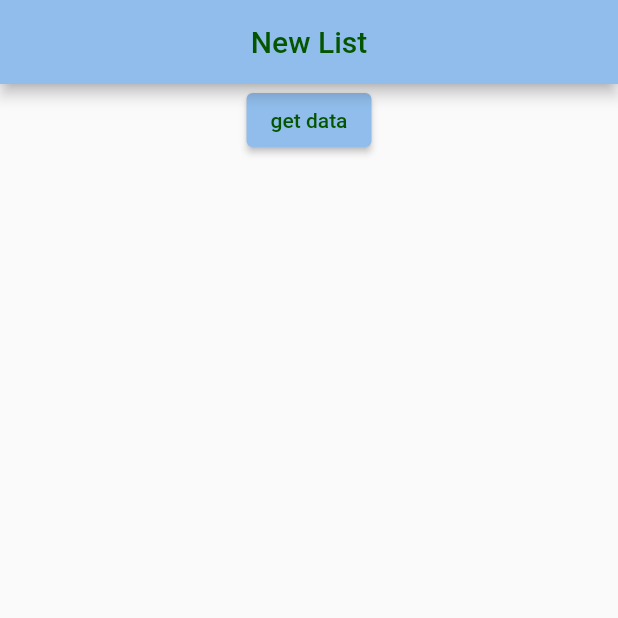
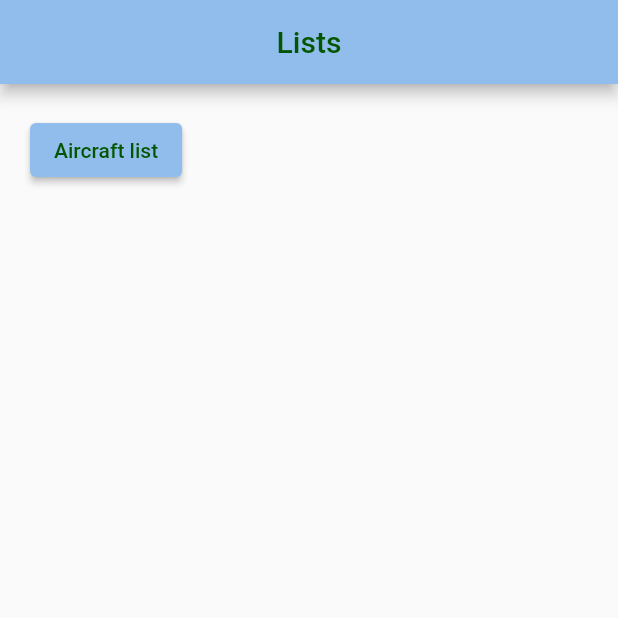
Before and after one commit to hassansultankhan/app_1, a Flutter app: the screen it shows after launch, on a phone screen of 412 x 824 dp, the top half of it. Run offline on Flutter 3.47's test engine with Material 2 defaults, Android fonts, the phone set to English and light mode, and no system bars.

Commit message:
26/4/2023

```diff
--- a/lib/acDetails.dart
+++ b/lib/acDetails.dart
@@ -1,8 +1,6 @@
-import 'dart:ffi';
-
 import 'package:app_1/flight.dart';
 import 'package:flutter/material.dart';
-import 'package:flutter/rendering.dart';
+
 
 
 class acDetails extends StatefulWidget {
--- a/lib/homescreen.dart
+++ b/lib/homescreen.dart
@@ -11,11 +11,17 @@ class new_list extends StatefulWidget {
   const new_list({Key? key}) : super(key: key);
 
   @override
+
   State<new_list> createState() => _new_listState();
 }
 
 class _new_listState extends State<new_list> {
   @override
+    void initState(){
+    getdata();
+    super.initState();
+  }
+
 List<flight> flightsdata = [];
 
   Widget build(BuildContext context) {
@@ -30,7 +36,7 @@ List<flight> flightsdata = [];
       child:Container(
       child:Column(
       children:[
-        ElevatedButton(onPressed: getdata, child: Text('get data')),
+        // ElevatedButton(onPressed: getdata, child: Text('get data')),
        ListView.builder(
               shrinkWrap: true,
               physics: const NeverScrollableScrollPhysics(),
--- a/lib/main.dart
+++ b/lib/main.dart
@@ -1,4 +1,5 @@
-import 'package:app_1/homescreen.dart';
+
+import 'package:app_1/mainoptions.dart';
 import 'package:flutter/material.dart';
 
 void main(){
@@ -21,7 +22,7 @@ void main(){
           brightness: Brightness.light,
       ),
     ),
-    home: new_list()
+    home: const mainMenu(),
     ),
   );
 }
--- /dev/null
+++ b/lib/mainoptions.dart
@@ -0,0 +1,38 @@
+import 'package:app_1/homescreen.dart';
+import 'package:flutter/material.dart';
+
+class mainMenu extends StatelessWidget {
+  const mainMenu({super.key});
+
+  @override
+  Widget build(BuildContext context) {
+    return Scaffold(
+      appBar: AppBar(
+        title: Text("Lists"),
+        centerTitle: true,
+      ),
+
+      body:
+      Container(
+        child: Padding(padding: EdgeInsets.only(left: 20),
+        child: Column(
+          children:[
+            SizedBox(height: 20),
+             ElevatedButton(
+                 onPressed: (){
+                 Navigator.of(context).push(MaterialPageRoute(
+                  builder: (context) => new_list()
+                  )
+                  );
+                 },
+               child: Text("Aircraft list"),
+               )
+
+
+          ],
+        ),
+      )
+      ),
+    );
+  }
+}
```
